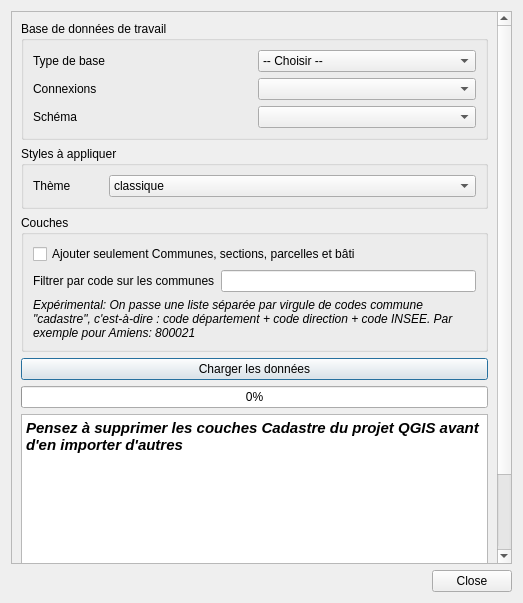
3liz/QgisCadastrePlugin, file forms/cadastre_load_form.ui: the form before one commit.
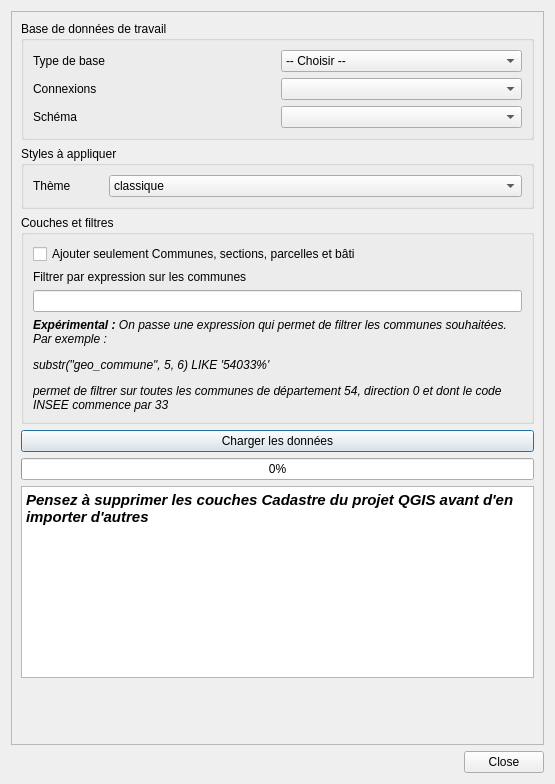
The form after the commit.

Commit message: Chargement - Ajout du filtre par expression sur les communes (expérimental)

Patch:
```diff
--- a/forms/cadastre_load_form.ui
+++ b/forms/cadastre_load_form.ui
@@ -6,8 +6,8 @@
    <rect>
     <x>0</x>
     <y>0</y>
-    <width>523</width>
-    <height>603</height>
+    <width>555</width>
+    <height>784</height>
    </rect>
   </property>
   <property name="windowTitle">
@@ -24,8 +24,8 @@
        <rect>
         <x>0</x>
         <y>0</y>
-        <width>487</width>
-        <height>686</height>
+        <width>519</width>
+        <height>765</height>
        </rect>
       </property>
       <layout class="QVBoxLayout" name="verticalLayout_2">
@@ -126,7 +126,7 @@
        <item>
         <widget class="QGroupBox" name="groupBox_2">
          <property name="title">
-          <string>Couches</string>
+          <string>Couches et filtres</string>
          </property>
          <layout class="QVBoxLayout" name="verticalLayout_3">
           <item>
@@ -137,19 +137,15 @@
            </widget>
           </item>
           <item>
-           <layout class="QFormLayout" name="formLayout">
-            <item row="0" column="0">
              <widget class="QLabel" name="label_4">
               <property name="text">
-               <string>Filtrer par code sur les communes</string>
+             <string>Filtrer par expression sur les communes</string>
               </property>
              </widget>
             </item>
-            <item row="0" column="1">
+          <item>
              <widget class="QLineEdit" name="communeFilter"/>
             </item>
-           </layout>
-          </item>
           <item>
            <widget class="QLabel" name="label_5">
             <property name="font">
@@ -158,7 +154,10 @@
              </font>
             </property>
             <property name="text">
-             <string>Expérimental: On passe une liste séparée par virgule de codes commune &quot;cadastre&quot;, c'est-à-dire : code département + code direction + code INSEE. Par exemple pour Amiens: 800021</string>
+             <string>&lt;html&gt;&lt;head/&gt;&lt;body&gt;&lt;p&gt;&lt;span style=&quot; font-weight:600;&quot;&gt;Expérimental :&lt;/span&gt; On passe une expression qui permet de filtrer les communes souhaitées. Par exemple : &lt;/p&gt;&lt;p&gt;substr(&amp;quot;geo_commune&amp;quot;, 5, 6) LIKE '54033%'&lt;/p&gt;&lt;p&gt;permet de filtrer sur toutes les communes de département 54, direction 0 et dont le code INSEE commence par 33&lt;/p&gt;&lt;/body&gt;&lt;/html&gt;</string>
+            </property>
+            <property name="textFormat">
+             <enum>Qt::RichText</enum>
             </property>
             <property name="wordWrap">
              <bool>true</bool>
```
Lines whose indentation alone changed are shown as unchanged. The commit also changes 6 other files.
